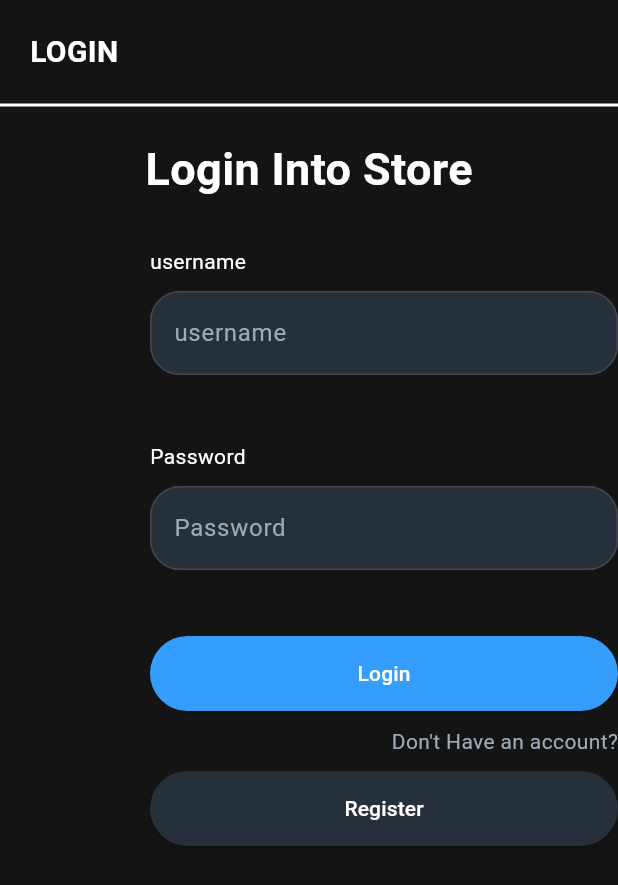
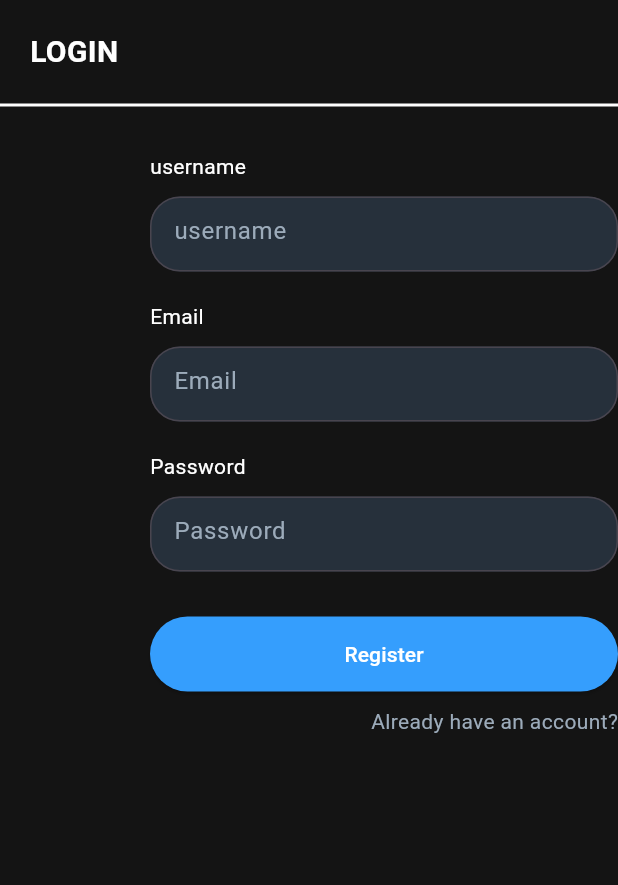
Before and after one commit to rahmatadidi/store, a Flutter app: the screen it shows after launch, on a phone screen of 412 x 824 dp. Shown: the top 885 px of the screen. Run offline on Flutter 3.47's test engine with Material 3 defaults, Android fonts, the phone set to English and light mode, and no system bars.

Commit message:
register page

```diff
--- a/lib/main.dart
+++ b/lib/main.dart
@@ -1,6 +1,5 @@
-import 'package:fe_store/theme/app_theme.dart';
-import 'package:fe_store/widgets/custom_button.dart';
-import 'package:fe_store/widgets/custom_input.dart';
+import 'package:fe_store/screens/login.dart';
+import 'package:fe_store/screens/register.dart';
 import 'package:flutter/material.dart';
 
 void main() {
@@ -12,106 +11,11 @@ class MyApp extends StatelessWidget {
 
   @override
   Widget build(BuildContext context) {
-    return MaterialApp(
-        debugShowCheckedModeBanner: false,
-        home: Scaffold(
-          backgroundColor: AppTheme.primaryColor,
-          body: Column(
-            crossAxisAlignment: CrossAxisAlignment.start,
-            children: [
-              Container(
-                padding: const EdgeInsets.only(left: 20, top: 20),
-                child: const Text(
-                  "LOGIN",
-                  style: TextStyle(
-                      color: Colors.white,
-                      fontSize: 20,
-                      fontWeight: FontWeight.bold),
-                ),
-              ),
-              const SizedBox(height: 20.0),
-              Container(
-                decoration: const BoxDecoration(
-                    border: Border(
-                        bottom: BorderSide(width: 2.0, color: Colors.white))),
-              ),
-              Container(
-                padding: const EdgeInsets.only(
-                  top: 20,
-                ),
-                margin: const EdgeInsets.only(bottom: 30),
-                child: const Column(
-                  children: [
-                    Center(
-                      child: Text(
-                        "Login Into Store",
-                        style: TextStyle(
-                            color: Colors.white,
-                            fontSize: 30,
-                            fontWeight: FontWeight.bold),
-                      ),
-                    )
-                  ],
-                ),
-              ),
-              Container(
-                padding: const EdgeInsets.only(left: 100),
-                width: 500,
-                child: Column(
-                  crossAxisAlignment: CrossAxisAlignment.start,
-                  children: [
-                    const Text(
-                      "username",
-                      style: TextStyle(color: Colors.white),
-                    ),
-                    const SizedBox(
-                      height: 10,
-                    ),
-                    Input(
-                      controller: TextEditingController(),
-                      width: 500,
-                      hintText: "username",
-                    ),
-                    const Text(
-                      "Password",
-                      style: TextStyle(color: Colors.white),
-                    ),
-                    const SizedBox(
-                      height: 10,
-                    ),
-                    Input(
-                      controller: TextEditingController(),
-                      width: 500,
-                      hintText: "Password",
-                      isPassword: true,
-                    ),
-                    PrimaryButton(
-                      onPressed: () {},
-                      width: 500,
-                      text: "Login",
-                    ),
-                    const SizedBox(
-                      height: 10,
-                    ),
-                    const Row(
-                      mainAxisAlignment: MainAxisAlignment.end,
-                      children: [
-                        Text(
-                          "Don't Have an account?",
-                          style: TextStyle(color: AppTheme.textColorAccent),
-                        ),
-                      ],
-                    ),
-                    const SizedBox(
-                      height: 10,
-                    ),
-                    SecondaryButton(
-                        onPressed: () {}, text: "Register", width: 500)
-                  ],
-                ),
-              )
-            ],
-          ),
-        ));
+    return const MaterialApp(
+      debugShowCheckedModeBanner: false,
+      home: Scaffold(
+        body: Register(),
+      ),
+    );
   }
 }
--- a/lib/screens/login.dart
+++ b/lib/screens/login.dart
@@ -0,0 +1,122 @@
+import 'package:fe_store/theme/app_theme.dart';
+import 'package:fe_store/widgets/custom_button.dart';
+import 'package:fe_store/widgets/custom_input.dart';
+import 'package:flutter/material.dart';
+
+class Login extends StatelessWidget {
+  const Login({super.key});
+
+  @override
+  Widget build(BuildContext context) {
+    return MaterialApp(
+        debugShowCheckedModeBanner: false,
+        home: Scaffold(
+          backgroundColor: AppTheme.primaryColor,
+          body: Column(
+            crossAxisAlignment: CrossAxisAlignment.start,
+            children: [
+              Container(
+                padding: const EdgeInsets.only(left: 20, top: 20),
+                child: const Text(
+                  "LOGIN",
+                  style: TextStyle(
+                      color: Colors.white,
+                      fontSize: 20,
+                      fontWeight: FontWeight.bold),
+                ),
+              ),
+              const SizedBox(height: 20.0),
+              Container(
+                decoration: const BoxDecoration(
+                    border: Border(
+                        bottom: BorderSide(width: 2.0, color: Colors.white))),
+              ),
+              Container(
+                padding: const EdgeInsets.only(
+                  top: 20,
+                ),
+                margin: const EdgeInsets.only(bottom: 30),
+                child: Column(
+                  children: [
+                    Center(
+                      child: Column(
+                        children: [
+                          const SizedBox(
+                            height: 10,
+                          ),
+                          Container(
+                            padding: const EdgeInsets.only(left: 100),
+                            width: 500,
+                            child: Column(
+                              crossAxisAlignment: CrossAxisAlignment.start,
+                              children: [
+                                const Text(
+                                  "username",
+                                  style: TextStyle(color: Colors.white),
+                                ),
+                                const SizedBox(
+                                  height: 10,
+                                ),
+                                Input(
+                                  controller: TextEditingController(),
+                                  width: 500,
+                                  hintText: "username",
+                                ),
+                                const SizedBox(
+                                  height: 20,
+                                ),
+                                const Text(
+                                  "Password",
+                                  style: TextStyle(color: Colors.white),
+                                ),
+                                const SizedBox(
+                                  height: 10,
+                                ),
+                                Input(
+                                  controller: TextEditingController(),
+                                  width: 500,
+                                  hintText: "Password",
+                                  isPassword: true,
+                                ),
+                                const SizedBox(
+                                  height: 30,
+                                ),
+                                PrimaryButton(
+                                  onPressed: () {},
+                                  width: 500,
+                                  text: "Login",
+                                ),
+                                const SizedBox(
+                                  height: 10,
+                                ),
+                                const Row(
+                                  mainAxisAlignment: MainAxisAlignment.end,
+                                  children: [
+                                    Text(
+                                      "Don't Have an account?",
+                                      style: TextStyle(
+                                          color: AppTheme.textColorAccent),
+                                    ),
+                                  ],
+                                ),
+                                const SizedBox(
+                                  height: 10,
+                                ),
+                                SecondaryButton(
+                                    onPressed: () {},
+                                    text: "Register",
+                                    width: 500)
+                              ],
+                            ),
+                          )
+                        ],
+                      ),
+                    ),
+                  ],
+                ),
+              ),
+            ],
+          ),
+        ));
+  }
+}
--- a/lib/screens/register.dart
+++ b/lib/screens/register.dart
@@ -0,0 +1,131 @@
+import 'package:fe_store/theme/app_theme.dart';
+import 'package:fe_store/widgets/custom_button.dart';
+import 'package:fe_store/widgets/custom_input.dart';
+import 'package:flutter/material.dart';
+
+class Register extends StatelessWidget {
+  const Register({super.key});
+
+  @override
+  Widget build(BuildContext context) {
+    return MaterialApp(
+        debugShowCheckedModeBanner: false,
+        home: Scaffold(
+          backgroundColor: AppTheme.primaryColor,
+          body: Column(
+            crossAxisAlignment: CrossAxisAlignment.start,
+            children: [
+              Container(
+                padding: const EdgeInsets.only(left: 20, top: 20),
+                child: const Text(
+                  "LOGIN",
+                  style: TextStyle(
+                      color: Colors.white,
+                      fontSize: 20,
+                      fontWeight: FontWeight.bold),
+                ),
+              ),
+              const SizedBox(height: 20.0),
+              Container(
+                decoration: const BoxDecoration(
+                    border: Border(
+                        bottom: BorderSide(width: 2.0, color: Colors.white))),
+              ),
+              Container(
+                padding: const EdgeInsets.only(
+                  top: 20,
+                ),
+                margin: const EdgeInsets.only(bottom: 30),
+                child: Column(
+                  children: [
+                    Center(
+                      child: Column(
+                        children: [
+                          const SizedBox(
+                            height: 10,
+                          ),
+                          Container(
+                            padding: const EdgeInsets.only(left: 100),
+                            width: 500,
+                            child: Column(
+                              crossAxisAlignment: CrossAxisAlignment.start,
+                              children: [
+                                const Text(
+                                  "username",
+                                  style: TextStyle(color: Colors.white),
+                                ),
+                                const SizedBox(
+                                  height: 10,
+                                ),
+                                Input(
+                                  controller: TextEditingController(),
+                                  width: 500,
+                                  hintText: "username",
+                                ),
+                                const SizedBox(
+                                  height: 20,
+                                ),
+                                const Text(
+                                  "Email",
+                                  style: TextStyle(color: Colors.white),
+                                ),
+                                const SizedBox(
+                                  height: 10,
+                                ),
+                                Input(
+                                  controller: TextEditingController(),
+                                  width: 500,
+                                  hintText: "Email",
+                                  isPassword: true,
+                                ),
+                                const SizedBox(
+                                  height: 20,
+                                ),
+                                const Text(
+                                  "Password",
+                                  style: TextStyle(color: Colors.white),
+                                ),
+                                const SizedBox(
+                                  height: 10,
+                                ),
+                                Input(
+                                  controller: TextEditingController(),
+                                  width: 500,
+                                  hintText: "Password",
+                                  isPassword: true,
+                                ),
+                                const SizedBox(
+                                  height: 30,
+                                ),
+                                PrimaryButton(
+                                  onPressed: () {},
+                                  width: 500,
+                                  text: "Register",
+                                ),
+                                const SizedBox(
+                                  height: 10,
+                                ),
+                                const Row(
+                                  mainAxisAlignment: MainAxisAlignment.end,
+                                  children: [
+                                    Text(
+                                      "Already have an account?",
+                                      style: TextStyle(
+                                          color: AppTheme.textColorAccent),
+                                    ),
+                                  ],
+                                ),
+                              ],
+                            ),
+                          )
+                        ],
+                      ),
+                    ),
+                  ],
+                ),
+              ),
+            ],
+          ),
+        ));
+  }
+}
--- a/lib/widgets/custom_input.dart
+++ b/lib/widgets/custom_input.dart
@@ -12,7 +12,7 @@ class Input extends StatelessWidget {
   const Input(
       {super.key,
       this.width = 100,
-      this.height = 100,
+      this.height = 50,
       this.isPassword = false,
       this.hintText = "",
       this.inputType = TextInputType.text,
```
